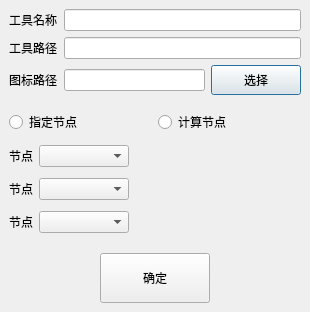
jiaqingguo/DI, file digitalIntegration/AddToolInfoDialog.ui: the form before one commit.
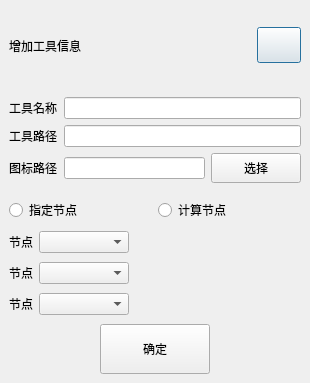
The form after the commit.

Patch:
```diff
--- a/digitalIntegration/AddToolInfoDialog.ui
+++ b/digitalIntegration/AddToolInfoDialog.ui
@@ -7,13 +7,13 @@
     <x>0</x>
     <y>0</y>
     <width>310</width>
-    <height>312</height>
+    <height>383</height>
    </rect>
   </property>
   <property name="windowTitle">
    <string>增加工具信息</string>
   </property>
-  <layout class="QVBoxLayout" name="verticalLayout">
+  <layout class="QGridLayout" name="gridLayout_3">
    <property name="leftMargin">
     <number>0</number>
    </property>
@@ -26,13 +26,70 @@
    <property name="bottomMargin">
     <number>0</number>
    </property>
-   <item>
+   <item row="0" column="0">
+    <widget class="QWidget" name="widget_2" native="true">
+     <property name="minimumSize">
+      <size>
+       <width>0</width>
+       <height>55</height>
+      </size>
+     </property>
+     <layout class="QHBoxLayout" name="horizontalLayout_2">
+      <property name="topMargin">
+       <number>0</number>
+      </property>
+      <property name="bottomMargin">
+       <number>0</number>
+      </property>
+      <item>
+       <widget class="QLabel" name="labelAddTool">
+        <property name="text">
+         <string>增加工具信息</string>
+        </property>
+       </widget>
+      </item>
+      <item>
+       <spacer name="horizontalSpacer_6">
+        <property name="orientation">
+         <enum>Qt::Horizontal</enum>
+        </property>
+        <property name="sizeHint" stdset="0">
+         <size>
+          <width>161</width>
+          <height>20</height>
+         </size>
+        </property>
+       </spacer>
+      </item>
+      <item>
+       <widget class="QPushButton" name="btnAddToolClose">
+        <property name="minimumSize">
+         <size>
+          <width>44</width>
+          <height>36</height>
+         </size>
+        </property>
+        <property name="maximumSize">
+         <size>
+          <width>44</width>
+          <height>36</height>
+         </size>
+        </property>
+        <property name="text">
+         <string/>
+        </property>
+       </widget>
+      </item>
+     </layout>
+    </widget>
+   </item>
+   <item row="1" column="0">
     <layout class="QGridLayout" name="gridLayout_2">
      <property name="leftMargin">
       <number>9</number>
      </property>
      <property name="topMargin">
-      <number>9</number>
+      <number>0</number>
      </property>
      <property name="rightMargin">
       <number>9</number>
@@ -106,7 +163,7 @@
      </item>
     </layout>
    </item>
-   <item>
+   <item row="2" column="0">
     <layout class="QHBoxLayout" name="horizontalLayout_3">
      <property name="leftMargin">
       <number>9</number>
@@ -148,7 +205,7 @@
      </item>
     </layout>
    </item>
-   <item>
+   <item row="3" column="0">
     <widget class="QWidget" name="widget" native="true">
      <layout class="QGridLayout" name="gridLayout">
       <property name="topMargin">
@@ -250,7 +307,7 @@
      </layout>
     </widget>
    </item>
-   <item>
+   <item row="4" column="0">
     <layout class="QHBoxLayout" name="horizontalLayout_4">
      <item>
       <spacer name="horizontalSpacer_3">
@@ -271,7 +328,7 @@
         <number>9</number>
        </property>
        <property name="topMargin">
-        <number>9</number>
+        <number>0</number>
        </property>
        <property name="rightMargin">
         <number>9</number>
```
